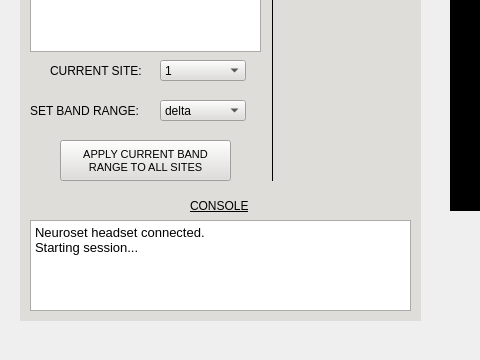
This is forms/main-window.ui in MichaelRipa/Neureset as Qt 5 draws it before an edit; both pictures show x 0 to 480 and y 240 to 600 of the 1300 by 600 pixel window. The edited form follows.
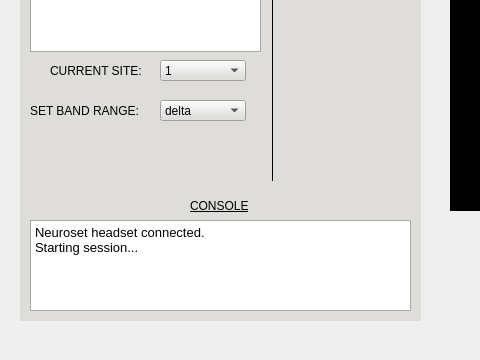
This is the edited form.

Commit message: Added MainWindow::initializeComboBoxes() to dynamically load combo boxes with specified bands and number of sites. Removed apply all sites button

What changed in the file:
```diff
--- a/forms/main-window.ui
+++ b/forms/main-window.ui
@@ -12449,25 +12449,6 @@
       <enum>Qt::Vertical</enum>
      </property>
     </widget>
-    <widget class="QToolButton" name="applyBandRangeToAllSitesButton">
-     <property name="geometry">
-      <rect>
-       <x>40</x>
-       <y>350</y>
-       <width>171</width>
-       <height>41</height>
-      </rect>
-     </property>
-     <property name="font">
-      <font>
-       <pointsize>8</pointsize>
-      </font>
-     </property>
-     <property name="text">
-      <string>APPLY CURRENT BAND 
-RANGE TO ALL SITES</string>
-     </property>
-    </widget>
     <widget class="QLabel" name="label_9">
      <property name="geometry">
       <rect>
```
The commit also changes 4 other files.
